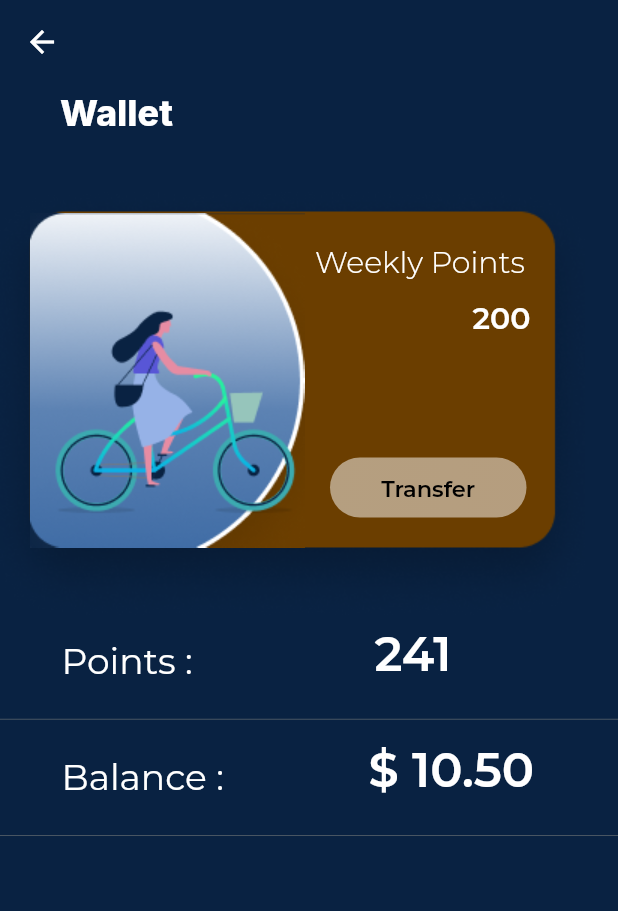
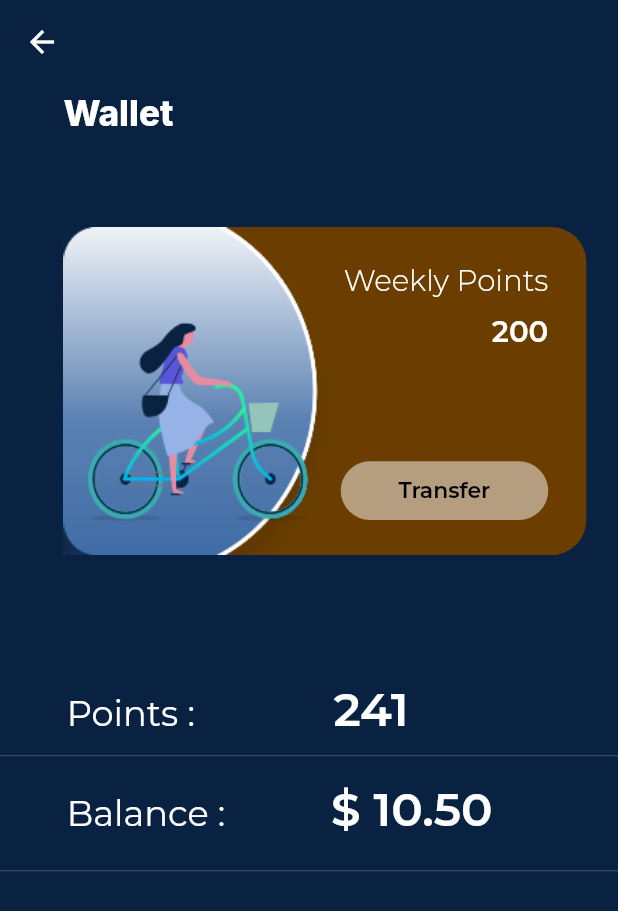
Before and after one commit to Mu7am3D/e-bike, a Flutter app: the Account screen opened directly, after a tap on "Wallet", on a phone screen of 412 x 824 dp. Shown: the top 911 px of the screen. Run offline on Flutter 3.47's test engine with Material 2 defaults, Android fonts, the phone set to English and light mode, and no system bars; our stand-ins replace auto_size_text, cloud_firestore, firebase_auth, firebase_core, firebase_database, flutter_screenutil and 4 more; accounts and stored records are empty.

Commit message:
Responsive V2 Done

```diff
--- a/lib/Screens/Account.dart
+++ b/lib/Screens/Account.dart
@@ -1,6 +1,6 @@
 import 'package:flutter/material.dart';
 import 'package:google_fonts/google_fonts.dart';
-
+import 'package:flutter_screenutil/flutter_screenutil.dart';
 import '../utils/Color_constant.dart';
 import 'Payment.dart';
 import 'Profile.dart';
@@ -22,35 +22,37 @@ class _AccountState extends State<Account> {
       appBar: AppBar(
         backgroundColor: Colors.transparent,
         elevation: 0,
-        leading: IconButton(onPressed: () {
+        leading: IconButton(
+            onPressed: () {
               Navigator.pop(context);
-        }, icon: const Icon(Icons.arrow_back)),
+            },
+            icon: const Icon(Icons.arrow_back)),
       ),
       body: Column(
         crossAxisAlignment: CrossAxisAlignment.start,
         children: [
-            Container(padding: const EdgeInsets.only(left: 40, top: 10),
+          Container(
+            padding: EdgeInsets.only(left: 40.w, top: 10.h),
             child: Text(
               'Account',
               style: GoogleFonts.inter(
-                  fontSize: 24,
+                  fontSize: 24.sp,
                   fontWeight: FontWeight.w800,
-                  color: Colors.white
+                  color: Colors.white),
             ),
           ),
+          SizedBox(
+            height: 20.h,
           ),
-              const SizedBox(
-                height: 20,
-              ),Container(
-                padding: const EdgeInsets.only(left: 30,bottom: 10),
+          Container(
+            padding: EdgeInsets.only(left: 30.w, bottom: 10.h),
             child: ListTile(
               title: Text(
                 'Profile',
                 style: GoogleFonts.inter(
                     fontWeight: FontWeight.w400,
-                      fontSize: 24,
-                      color: Colors.white
-                    ),
+                    fontSize: 24.sp,
+                    color: Colors.white),
               ),
               trailing: Icon(
                 Icons.arrow_forward_ios,
@@ -62,18 +64,17 @@ class _AccountState extends State<Account> {
           ),
           Divider(
             color: ColorConstant.graydiv,
-                height: 1,
+            height: 2.h,
           ),
           Container(
-                padding: const EdgeInsets.only(left: 30,bottom: 20,top: 25),
+            padding: EdgeInsets.only(left: 30.w, bottom: 20.h, top: 25.h),
             child: ListTile(
               title: Text(
                 'Payment',
                 style: GoogleFonts.inter(
                     fontWeight: FontWeight.w400,
-                        fontSize: 24,
-                        color: Colors.white
-                    ),
+                    fontSize: 24.sp,
+                    color: Colors.white),
               ),
               trailing: Icon(
                 Icons.arrow_forward_ios,
@@ -85,18 +86,17 @@ class _AccountState extends State<Account> {
           ),
           Divider(
             color: ColorConstant.graydiv,
-                height: 1,
+            height: 1.5.h,
           ),
           Container(
-                padding: const EdgeInsets.only(left: 30,bottom: 20,top: 25),
+            padding: EdgeInsets.only(left: 30.w, bottom: 20.h, top: 25.h),
             child: ListTile(
               title: Text(
                 'Wallet',
                 style: GoogleFonts.inter(
                     fontWeight: FontWeight.w400,
-                        fontSize: 24,
-                        color: Colors.white
-                    ),
+                    fontSize: 24.sp,
+                    color: Colors.white),
               ),
               trailing: Icon(
                 Icons.arrow_forward_ios,
@@ -108,10 +108,10 @@ class _AccountState extends State<Account> {
           ),
           Divider(
             color: ColorConstant.graydiv,
-                height: 2,
+            height: 1.5.h,
           ),
-
-          ],),
+        ],
+      ),
     ));
   }
 }
--- a/lib/Screens/Wallet.dart
+++ b/lib/Screens/Wallet.dart
@@ -1,6 +1,6 @@
 import 'package:flutter/material.dart';
 import 'package:google_fonts/google_fonts.dart';
-
+import 'package:flutter_screenutil/flutter_screenutil.dart';
 import '../utils/Color_constant.dart';
 
 class Wallet extends StatefulWidget {
@@ -29,123 +29,165 @@ class _WalletState extends State<Wallet> {
         crossAxisAlignment: CrossAxisAlignment.start,
         children: [
           Container(
-            padding: const EdgeInsets.only(left: 40, top: 5),
+            padding: EdgeInsets.only(left: 40.w, top: 5.h),
             child: Text(
               'Wallet',
               style: GoogleFonts.inter(
                   fontWeight: FontWeight.w800,
-                fontSize: 24,
-                color: Colors.white
+                  fontSize: 24.sp,
+                  color: Colors.white),
             ),
           ),
-          ),
-          const SizedBox(
-            height: 25,
+          SizedBox(
+            height: 64.h,
           ),
           Stack(
             children: [
+              Row(
+                mainAxisAlignment: MainAxisAlignment.end,
+                children: [
                   Container(
-                padding: const EdgeInsets.only(top: 10),
-                child: Image.asset('images/carddd.png'),
+                    margin: EdgeInsets.only(right: 20.w),
+                    width: 350.sp,
+                    height: 224.sp,
+                    decoration: BoxDecoration(
+                        color: ColorConstant.brownny,
+                        borderRadius: BorderRadius.circular(24.sp)),
                   ),
+                ],
+              ),
+              Row(
+                mainAxisAlignment: MainAxisAlignment.end,
+                children: [
                   Container(
-                padding: const EdgeInsets.only(top: 27, left: 20),
-                child: Image.asset('images/tst.png'),
+                      margin: EdgeInsets.only(
+                        right: 44.w,
+                        top: 24.h,
                       ),
-              Container(
-                  padding: const EdgeInsets.only(top: 48, left: 210),
                       child: Text(
                         'Weekly Points',
                         style: GoogleFonts.montserrat(
-                      fontSize: 20,
+                            fontSize: 20.sp,
                             fontWeight: FontWeight.w300,
-                      color: Colors.white
+                            color: Colors.white),
+                      )),
+                ],
               ),
-                  )),
+              Row(
+                mainAxisAlignment: MainAxisAlignment.end,
+                children: [
                   Container(
-                padding: const EdgeInsets.only(top: 85, left: 315),
+                    margin: EdgeInsets.only(
+                      right: 44.w,
+                      top: 59.h,
+                    ),
                     child: Text(
                       '200',
                       style: GoogleFonts.montserrat(
                           fontWeight: FontWeight.w600,
-                    fontSize: 20,
-                    color: Colors.white
+                          fontSize: 20.sp,
+                          color: Colors.white),
                     ),
                   ),
+                ],
               ),
-              Container(margin: const EdgeInsets.only(left: 220,top: 190),
-                width: 131,
-                height: 40,
+              Row(
+                mainAxisAlignment: MainAxisAlignment.end,
+                children: [
+                  Container(
+                    margin: EdgeInsets.only(right: 44.w, top: 160.h),
+                    width: 131.w,
+                    height: 40.h,
                     decoration: BoxDecoration(
                         gradient: LinearGradient(colors: [
                           ColorConstant.whiteA700.withOpacity(0.5),
                           ColorConstant.whiteB700.withOpacity(0.5)
                         ]),
-                    borderRadius: BorderRadius.circular(20),
+                        borderRadius: BorderRadius.circular(20.sp),
                         color: Colors.white),
                     child: TextButton(
                         onPressed: () {},
                         child: Text(
                           'Transfer',
                           style: GoogleFonts.montserrat(
-                        fontSize: 15,
+                              fontSize: 15.sp,
                               fontWeight: FontWeight.w600,
-                        color: Colors.black
+                              color: Colors.black),
+                        )),
                   ),
-                    )),
+                ],
+              ),
+              Column(
+                children: [
+                  Row(
+                    mainAxisAlignment: MainAxisAlignment.end,
+                    crossAxisAlignment: CrossAxisAlignment.end,
+                    children: [
+                      Container(
+                        padding: EdgeInsets.only(right: 50.sp),
+                        width: 350.w,
+                        height: 224.h,
+                        child: Image.asset(
+                          'images/yarab.png',
+                          fit: BoxFit.fill,
+                        ),
+                      ),
+                    ],
+                  ),
+                ],
               )
             ],
           ),
           Container(
-            padding: const EdgeInsets.only(left: 25,bottom: 10),
+            padding: EdgeInsets.only(left: 27.w, top: 79.h),
             child: ListTile(
                 title: Text(
                   'Points :',
                   style: GoogleFonts.montserrat(
                       fontWeight: FontWeight.w400,
-                    fontSize: 24,
-                    color: Colors.white
+                      fontSize: 24.sp,
+                      color: Colors.white),
                 ),
-                ),
-                trailing: Container(padding:const EdgeInsets.only(bottom: 10,right: 95) ,child: Text('241',style: GoogleFonts.montserrat(
-                  fontSize: 32,
+                trailing: Container(
+                    padding: EdgeInsets.only(bottom: 5.h, right: 117.w),
+                    child: Text(
+                      '241',
+                      style: GoogleFonts.montserrat(
+                          fontSize: 32.sp,
                           fontWeight: FontWeight.w600,
-                  color: Colors.white
-                ),
-                )
-                ),
-                onTap: () {}
-            ),
+                          color: Colors.white),
+                    )),
+                onTap: () {}),
           ),
           Divider(
             color: ColorConstant.graydiv,
-            height: 1,
+            height: 1.25.h,
           ),
           Container(
-            padding: const EdgeInsets.only(left: 25,bottom: 10,top: 10),
+            padding: EdgeInsets.only(left: 27.w, bottom: 10.h, top: 10.h),
             child: ListTile(
                 title: Text(
                   'Balance :',
                   style: GoogleFonts.montserrat(
                       fontWeight: FontWeight.w400,
-                      fontSize: 24,
-                      color: Colors.white
+                      fontSize: 24.sp,
+                      color: Colors.white),
                 ),
-                ),
-                trailing: Container(padding:const EdgeInsets.only(bottom: 10,right: 40) ,child: Text('\$ 10.50',style: GoogleFonts.montserrat(
-                    fontSize: 32,
+                trailing: Container(
+                    margin: EdgeInsets.only(bottom: 5.h, right: 64.w),
+                    child: Text(
+                      '\$ 10.50',
+                      style: GoogleFonts.montserrat(
+                          fontSize: 32.sp,
                           fontWeight: FontWeight.w600,
-                    color: Colors.white
-                ),
+                          color: Colors.white),
                     )),
-                onTap: () {}
-            ),
+                onTap: () {}),
           ),
           Divider(
             color: ColorConstant.graydiv,
-            height: 2,
+            height: 1.25.h,
           ),
-
         ],
       ),
     ));
--- a/lib/utils/Color_constant.dart
+++ b/lib/utils/Color_constant.dart
@@ -35,6 +35,8 @@ class ColorConstant {
   static Color black90028 = fromHex('#28000000');
 
   static Color blueGray900 = fromHex('#092242');
+
+  static Color brownny = fromHex('#6B3E00');
 
   static Color black90003 = fromHex('#0b0b0b');
 
@@ -76,8 +78,6 @@ class ColorConstant {
 
   static Color weth = fromHex('#E6EDF5');
 
-
-
   static Color fromHex(String hexString) {
     final buffer = StringBuffer();
     if (hexString.length == 6 || hexString.length == 7) buffer.write('ff');
```
Also changed, not shown: lib/Screens/Payment.dart (+27 -35 lines), lib/Screens/Profile.dart (+19 -20 lines), lib/Screens/login.dart (+31 -31 lines), images/tst.png (deleted), images/yarab.png (added). Lines whose indentation alone changed are shown as unchanged.
